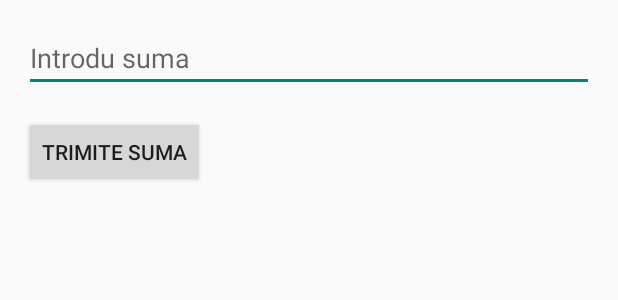
After one commit to RobertCazacu/SpendMate, an Android app built with Jetpack Compose: the layout activity_input_dialog.xml on its own in the app's theme, with its tools: preview values and no code run, on a phone screen of 412 x 824 dp. The commit adds this screen. Shown: the top 300 px of the screen. Run offline under Robolectric (Android 15) with nearby library versions, the light colour scheme and no system bars.

Commit message:
Intial commit

```diff
--- a/app/build.gradle.kts
+++ b/app/build.gradle.kts
@@ -49,6 +49,7 @@ dependencies {
     implementation(libs.androidx.ui.graphics)
     implementation(libs.androidx.ui.tooling.preview)
     implementation(libs.androidx.material3)
+    implementation(libs.androidx.appcompat)
     testImplementation(libs.junit)
     androidTestImplementation(libs.androidx.junit)
     androidTestImplementation(libs.androidx.espresso.core)
--- /dev/null
+++ b/app/src/main/res/layout/activity_input_dialog.xml
@@ -0,0 +1,21 @@
+<?xml version="1.0" encoding="utf-8"?>
+<LinearLayout xmlns:android="http://schemas.android.com/apk/res/android"
+    android:layout_width="match_parent"
+    android:layout_height="match_parent"
+    android:orientation="vertical"
+    android:padding="16dp">
+
+    <EditText
+        android:id="@+id/editTextAmount"
+        android:layout_width="match_parent"
+        android:layout_height="wrap_content"
+        android:hint="Introdu suma"
+        android:inputType="numberDecimal" />
+
+    <Button
+        android:id="@+id/buttonSubmit"
+        android:layout_width="wrap_content"
+        android:layout_height="wrap_content"
+        android:text="Trimite suma"
+        android:layout_marginTop="16dp" />
+</LinearLayout>
--- a/gradle/libs.versions.toml
+++ b/gradle/libs.versions.toml
@@ -8,6 +8,7 @@ espressoCore = "3.6.1"
 lifecycleRuntimeKtx = "2.8.7"
 activityCompose = "1.9.3"
 composeBom = "2024.04.01"
+appcompat = "1.7.0"
 
 [libraries]
 androidx-core-ktx = { group = "androidx.core", name = "core-ktx", version.ref = "coreKtx" }
@@ -24,6 +25,7 @@ androidx-ui-tooling-preview = { group = "androidx.compose.ui", name = "ui-toolin
 androidx-ui-test-manifest = { group = "androidx.compose.ui", name = "ui-test-manifest" }
 androidx-ui-test-junit4 = { group = "androidx.compose.ui", name = "ui-test-junit4" }
 androidx-material3 = { group = "androidx.compose.material3", name = "material3" }
+androidx-appcompat = { group = "androidx.appcompat", name = "appcompat", version.ref = "appcompat" }
 
 [plugins]
 android-application = { id = "com.android.application", version.ref = "agp" }
```
Also changed, not shown: app/src/main/AndroidManifest.xml (+2 -6 lines), app/src/main/java/com/example/readwhritenotification/InputDialogActivity.kt (added, +28 -0 lines), app/src/main/java/com/example/readwhritenotification/MainActivity.kt (+59 -9 lines), app/src/main/java/com/example/readwhritenotification/NotificationListener.kt (+61 -12 lines).
